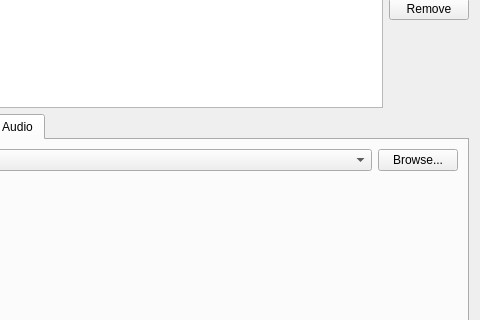
This is src/plugins/advancednotifications/notificationruleswidget.ui in 0xd34df00d/leechcraft as Qt 5 draws it before an edit; both pictures show x 231 to 711 and y 125 to 445 of the 711 by 625 pixel window. The edited form follows.
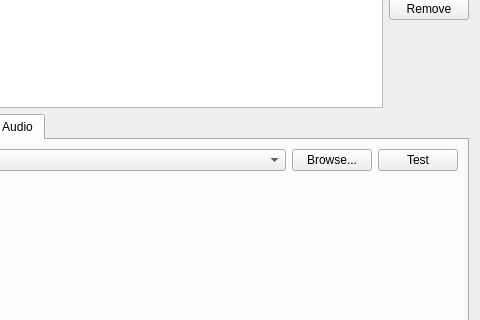
This is the edited form.

Commit message: AN: audio test button.

```diff
--- a/src/plugins/advancednotifications/notificationruleswidget.ui
+++ b/src/plugins/advancednotifications/notificationruleswidget.ui
@@ -280,6 +280,13 @@
            </property>
           </widget>
          </item>
+         <item>
+          <widget class="QPushButton" name="TestAudio_">
+           <property name="text">
+            <string>Test</string>
+           </property>
+          </widget>
+         </item>
         </layout>
        </item>
       </layout>
```
The commit also changes 2 other files.
